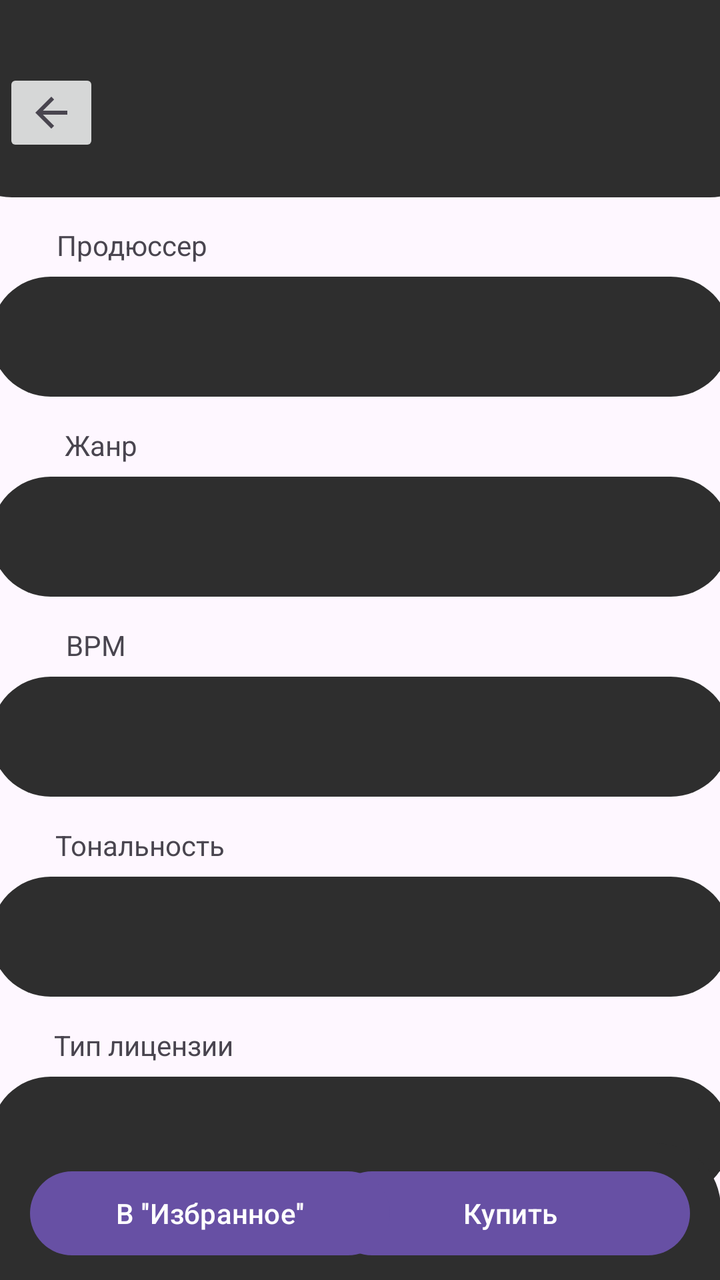
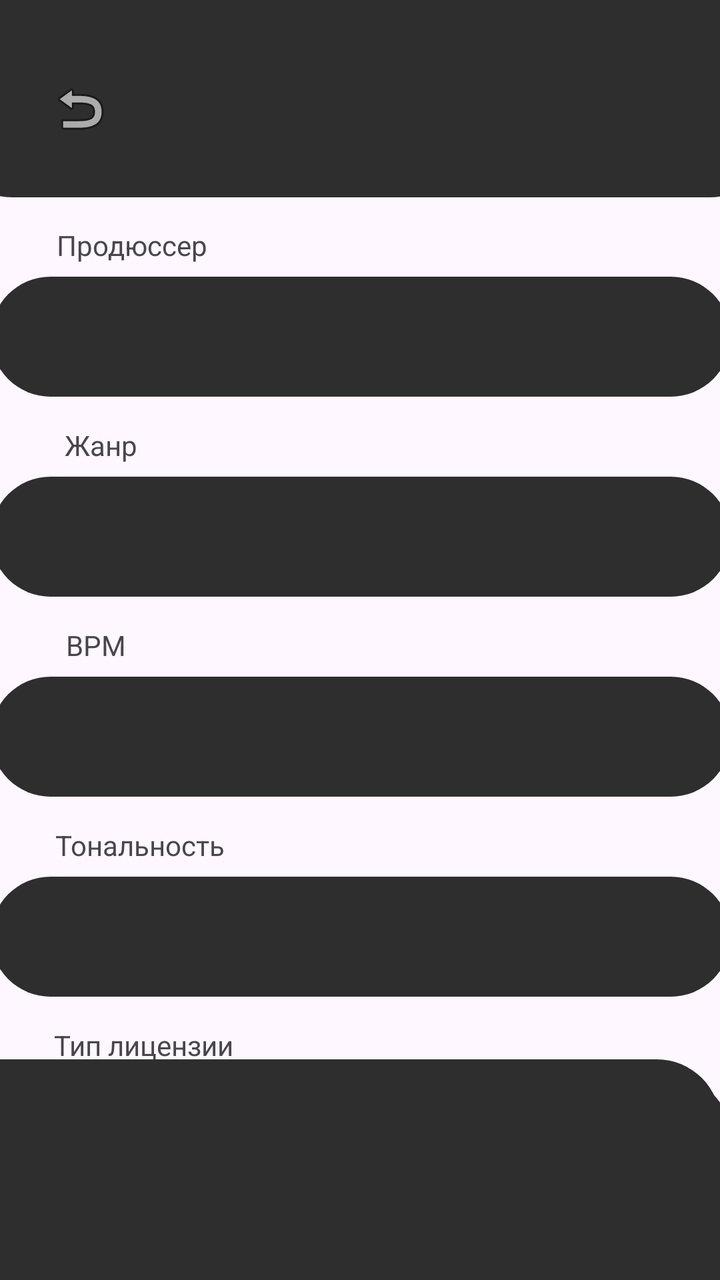

Screens rendered from an Android XML layout before and after an edit, with the pre-edit source and the edit as a unified diff.
<!-- AndroidManifest.xml: application theme Theme.Beatstore -->
<!-- res/layout/activity_beat_card.xml -->
<?xml version="1.0" encoding="utf-8"?>
<androidx.constraintlayout.widget.ConstraintLayout xmlns:android="http://schemas.android.com/apk/res/android"
    xmlns:app="http://schemas.android.com/apk/res-auto"
    xmlns:tools="http://schemas.android.com/tools"
    android:id="@+id/main"
    android:layout_width="match_parent"
    android:layout_height="match_parent"
    tools:context=".beat_card_activity">
    <View
        android:id="@+id/view"
        android:layout_width="413dp"
        android:layout_height="130dp"
        android:layout_marginTop="-32dp"
        android:background="@drawable/rounded_background"
        app:layout_constraintEnd_toEndOf="parent"
        app:layout_constraintStart_toStartOf="parent"
        app:layout_constraintTop_toTopOf="parent" />

    <TextView
        android:id="@+id/tv_title"
        android:layout_width="278dp"
        android:layout_height="48dp"
        android:layout_marginEnd="28dp"
        android:textAlignment="textEnd"
        android:textColor="#FFFFFF"
        android:textSize="30sp"
        android:textStyle="bold"
        app:layout_constraintBottom_toBottomOf="@+id/view"
        app:layout_constraintEnd_toEndOf="parent"
        app:layout_constraintTop_toTopOf="parent"
        app:layout_constraintVertical_bias="0.688" />

    <TextView
        android:id="@+id/tv_prod"
        android:layout_width="370dp"
        android:layout_height="60dp"
        android:layout_marginTop="40dp"
        android:background="@drawable/rounded_background"
        android:gravity="center"
        android:textColor="#FFFFFF"
        android:textSize="20sp"
        android:textStyle="bold"
        app:layout_constraintEnd_toEndOf="parent"
        app:layout_constraintStart_toStartOf="parent"
        app:layout_constraintTop_toBottomOf="@+id/view" />

    <TextView
        android:id="@+id/tv_prod_title"
        android:layout_width="wrap_content"
        android:layout_height="wrap_content"
        android:text="Продюссер"
        app:layout_constraintBottom_toTopOf="@+id/tv_prod"
        app:layout_constraintEnd_toEndOf="parent"
        app:layout_constraintHorizontal_bias="0.1"
        app:layout_constraintStart_toStartOf="parent"
        app:layout_constraintTop_toBottomOf="@+id/view"
        app:layout_constraintVertical_bias="0.7" />

    <TextView
        android:id="@+id/tv_genre"
        android:layout_width="370dp"
        android:layout_height="60dp"
        android:layout_marginTop="40dp"
        android:background="@drawable/rounded_background"
        android:gravity="center"
        android:textColor="#FFFFFF"
        android:textSize="20sp"
        android:textStyle="bold"
        app:layout_constraintEnd_toEndOf="parent"
        app:layout_constraintStart_toStartOf="parent"
        app:layout_constraintTop_toBottomOf="@+id/tv_prod" />

    <TextView
        android:id="@+id/tv_genre_title"
        android:layout_width="wrap_content"
        android:layout_height="wrap_content"
        android:text="Жанр"
        app:layout_constraintBottom_toTopOf="@+id/tv_genre"
        app:layout_constraintEnd_toEndOf="parent"
        app:layout_constraintHorizontal_bias="0.1"
        app:layout_constraintStart_toStartOf="parent"
        app:layout_constraintTop_toBottomOf="@+id/tv_prod"
        app:layout_constraintVertical_bias="0.7" />

    <TextView
        android:id="@+id/tv_bpm"
        android:layout_width="370dp"
        android:layout_height="60dp"
        android:layout_marginTop="40dp"
        android:background="@drawable/rounded_background"
        android:gravity="center"
        android:textColor="#FFFFFF"
        android:textSize="20sp"
        android:textStyle="bold"
                app:layout_constraintEnd_toEndOf="parent"
        app:layout_constraintStart_toStartOf="parent"
        app:layout_constraintTop_toBottomOf="@+id/tv_genre" />

    <TextView
        android:id="@+id/tv_bpm_title"
        android:layout_width="wrap_content"
        android:layout_height="wrap_content"
        android:text="BPM"
        app:layout_constraintBottom_toTopOf="@+id/tv_bpm"
        app:layout_constraintEnd_toEndOf="parent"
        app:layout_constraintHorizontal_bias="0.1"
        app:layout_constraintStart_toStartOf="parent"
        app:layout_constraintTop_toBottomOf="@+id/tv_genre"
        app:layout_constraintVertical_bias="0.7" />

    <TextView
        android:id="@+id/tv_key"
        android:layout_width="370dp"
        android:layout_height="60dp"
        android:layout_marginTop="40dp"
        android:background="@drawable/rounded_background"
        android:gravity="center"
        android:textColor="#FFFFFF"
        android:textSize="20sp"
        android:textStyle="bold"
                app:layout_constraintEnd_toEndOf="parent"
        app:layout_constraintStart_toStartOf="parent"
        app:layout_constraintTop_toBottomOf="@+id/tv_bpm" />

    <TextView
        android:id="@+id/tv_key_title"
        android:layout_width="wrap_content"
        android:layout_height="wrap_content"
        android:text="Тональность"
        app:layout_constraintBottom_toTopOf="@+id/tv_key"
        app:layout_constraintEnd_toEndOf="parent"
        app:layout_constraintHorizontal_bias="0.1"
        app:layout_constraintStart_toStartOf="parent"
        app:layout_constraintTop_toBottomOf="@+id/tv_bpm"
        app:layout_constraintVertical_bias="0.7" />

    <TextView
        android:id="@+id/tv_license"
        android:layout_width="370dp"
        android:layout_height="60dp"
        android:layout_marginTop="40dp"
        android:background="@drawable/rounded_background"
        android:gravity="center"
        android:textColor="#FFFFFF"
        android:textSize="20sp"
        android:textStyle="bold"
                app:layout_constraintEnd_toEndOf="parent"
        app:layout_constraintStart_toStartOf="parent"
        app:layout_constraintTop_toBottomOf="@+id/tv_key" />

    <TextView
        android:id="@+id/tv_license_title"
        android:layout_width="wrap_content"
        android:layout_height="wrap_content"
        android:text="Тип лицензии"
        app:layout_constraintBottom_toTopOf="@+id/tv_license"
        app:layout_constraintEnd_toEndOf="parent"
        app:layout_constraintHorizontal_bias="0.1"
        app:layout_constraintVertical_bias="0.7"
        app:layout_constraintStart_toStartOf="parent"
        app:layout_constraintTop_toBottomOf="@+id/tv_key" />

    <TextView
        android:id="@+id/tv_cost"
        android:layout_width="370dp"
        android:layout_height="60dp"
        android:layout_marginTop="40dp"
        android:background="@drawable/rounded_background"
        android:gravity="center"
        android:textColor="#FFFFFF"
        android:textSize="20sp"
        android:textStyle="bold"
                app:layout_constraintEnd_toEndOf="parent"
        app:layout_constraintStart_toStartOf="parent"
        app:layout_constraintTop_toBottomOf="@+id/tv_license" />

    <TextView
        android:id="@+id/tv_cost_title"
        android:layout_width="wrap_content"
        android:layout_height="wrap_content"
        android:text="Цена"
        app:layout_constraintBottom_toTopOf="@+id/tv_cost"
        app:layout_constraintEnd_toEndOf="parent"
        app:layout_constraintHorizontal_bias="0.1"
        app:layout_constraintStart_toStartOf="parent"
        app:layout_constraintTop_toBottomOf="@+id/tv_license"
        app:layout_constraintVertical_bias="0.7" />

    <View
        android:id="@+id/action_panel"
        android:layout_width="413dp"
        android:layout_height="100dp"
        android:layout_marginBottom="-32dp"
        android:background="@drawable/rounded_background"
        app:layout_constraintBottom_toBottomOf="parent"
        app:layout_constraintEnd_toEndOf="parent" />

    <Button
        android:id="@+id/btn_buy"
        android:layout_width="180dp"
        android:layout_height="50dp"
        android:layout_marginTop="10dp"
        android:layout_marginEnd="15dp"
        android:text="Купить"
        app:layout_constraintEnd_toEndOf="@+id/action_panel"
        app:layout_constraintTop_toTopOf="@+id/action_panel" />

    <Button
        android:id="@+id/button2"
        android:layout_width="180dp"
        android:layout_height="50dp"
        android:layout_marginTop="10dp"
        android:layout_marginStart="15dp"
        android:text="В ''Избранное''"
        app:layout_constraintStart_toStartOf="parent"
        app:layout_constraintTop_toTopOf="@+id/action_panel" />

    <ImageButton
        android:id="@+id/imageButton"
        android:layout_width="wrap_content"
        android:layout_height="wrap_content"
        android:layout_marginBottom="20dp"
        app:layout_constraintBottom_toBottomOf="@+id/view"
        app:layout_constraintEnd_toStartOf="@+id/tv_title"
        app:layout_constraintHorizontal_bias="0.263"
        app:layout_constraintStart_toStartOf="parent"
        app:srcCompat="?attr/actionModeCloseDrawable" />

</androidx.constraintlayout.widget.ConstraintLayout>
<!-- resources referenced by this layout -->
<resources>
  <!-- drawable rounded_background (drawable) -->
  <shape xmlns:android="http://schemas.android.com/apk/res/android">
      <solid android:color="#2E2E2E" />
      <corners android:radius="32dp" />
  </shape>
  <style name="Theme.Beatstore" parent="Base.Theme.Beatstore" />
  <style name="Base.Theme.Beatstore" parent="Theme.Material3.DayNight.NoActionBar">
          
          
      </style>
</resources>

<!-- the commit's change to res/layout/activity_beat_card.xml (unified diff, before → after) -->
@@ -189,41 +189,23 @@
     <View
         android:id="@+id/action_panel"
         android:layout_width="413dp"
-        android:layout_height="100dp"
-        android:layout_marginBottom="-32dp"
+        android:layout_height="150dp"
+        android:layout_marginBottom="-40dp"
         android:background="@drawable/rounded_background"
         app:layout_constraintBottom_toBottomOf="parent"
         app:layout_constraintEnd_toEndOf="parent" />
 
-    <Button
-        android:id="@+id/btn_buy"
-        android:layout_width="180dp"
-        android:layout_height="50dp"
-        android:layout_marginTop="10dp"
-        android:layout_marginEnd="15dp"
-        android:text="Купить"
-        app:layout_constraintEnd_toEndOf="@+id/action_panel"
-        app:layout_constraintTop_toTopOf="@+id/action_panel" />
-
-    <Button
-        android:id="@+id/button2"
-        android:layout_width="180dp"
-        android:layout_height="50dp"
-        android:layout_marginTop="10dp"
-        android:layout_marginStart="15dp"
-        android:text="В ''Избранное''"
-        app:layout_constraintStart_toStartOf="parent"
-        app:layout_constraintTop_toTopOf="@+id/action_panel" />
-
     <ImageButton
         android:id="@+id/imageButton"
-        android:layout_width="wrap_content"
-        android:layout_height="wrap_content"
-        android:layout_marginBottom="20dp"
-        app:layout_constraintBottom_toBottomOf="@+id/view"
-        app:layout_constraintEnd_toStartOf="@+id/tv_title"
-        app:layout_constraintHorizontal_bias="0.263"
-        app:layout_constraintStart_toStartOf="parent"
-        app:srcCompat="?attr/actionModeCloseDrawable" />
+        android:layout_width="48dp"
+        android:layout_height="48dp"
+        android:background="@null"
+        android:src="@android:drawable/ic_menu_revert"
+        android:layout_marginStart="16dp"
+        android:layout_marginTop="32dp"
+        app:layout_constraintStart_toStartOf="parent"
+        app:layout_constraintTop_toTopOf="@id/view"
+        app:layout_constraintBottom_toBottomOf="@id/view"
+        app:layout_constraintVertical_bias="0.6" />
 
 </androidx.constraintlayout.widget.ConstraintLayout>
